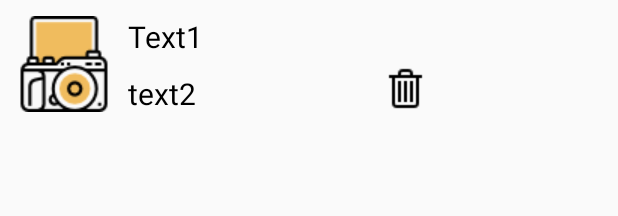
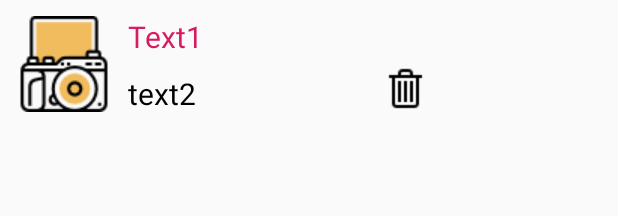
Before and after one commit to srividya429/meldCX, an Android app: the layout list_row.xml on its own in the app's theme, with its tools: preview values and no code run, on a phone screen of 412 x 824 dp. Shown: the top 216 px of the screen. Run offline under Robolectric (Android 15) with nearby library versions, the phone set to English and light mode, and no system bars.

```diff
--- a/app/src/main/res/layout/list_row.xml
+++ b/app/src/main/res/layout/list_row.xml
@@ -19,10 +19,9 @@
         android:layout_height="wrap_content"
         android:layout_margin="5dp"
         android:layout_toRightOf="@+id/imageview"
-        android:autoLink="all"
         android:linksClickable="true"
         android:text="Text1"
-        android:textColor="@android:color/black"
+        android:textColor="@color/colorAccent"
         android:textSize="20dp"
         android:textStyle="normal" />
 
```
Also changed, not shown: app/src/main/java/com/meldcx/captureweb/DatabaseHelper.kt (renamed from app/src/main/java/com/meldcx/captureweb/SQLiteHelper.kt).
